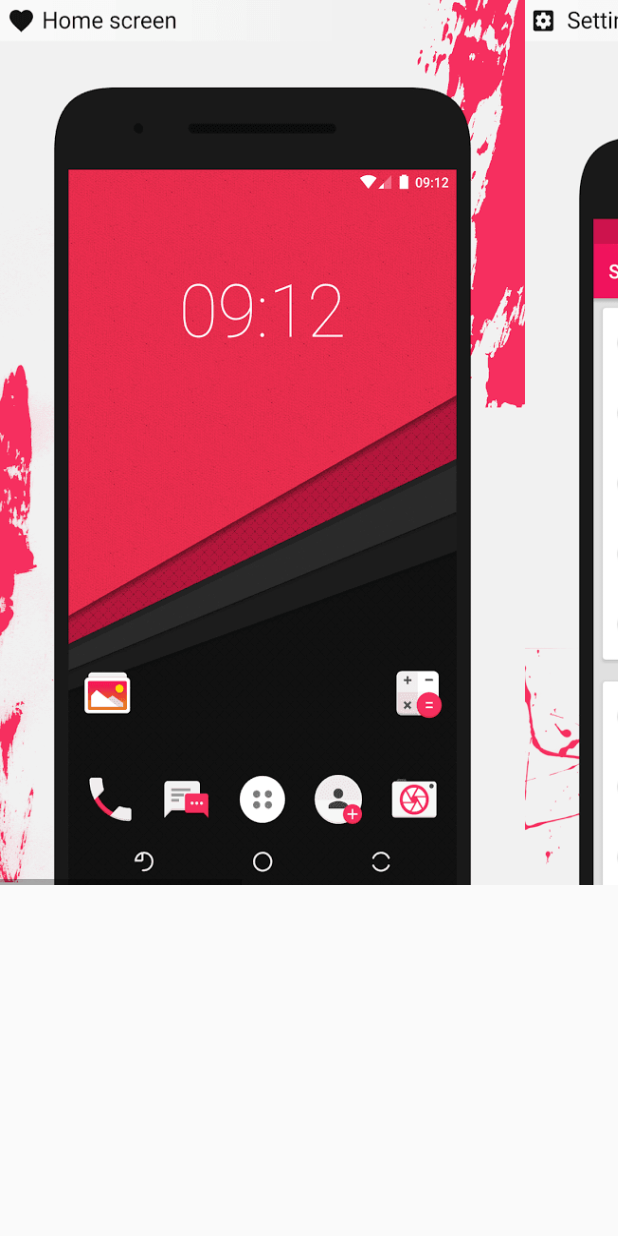
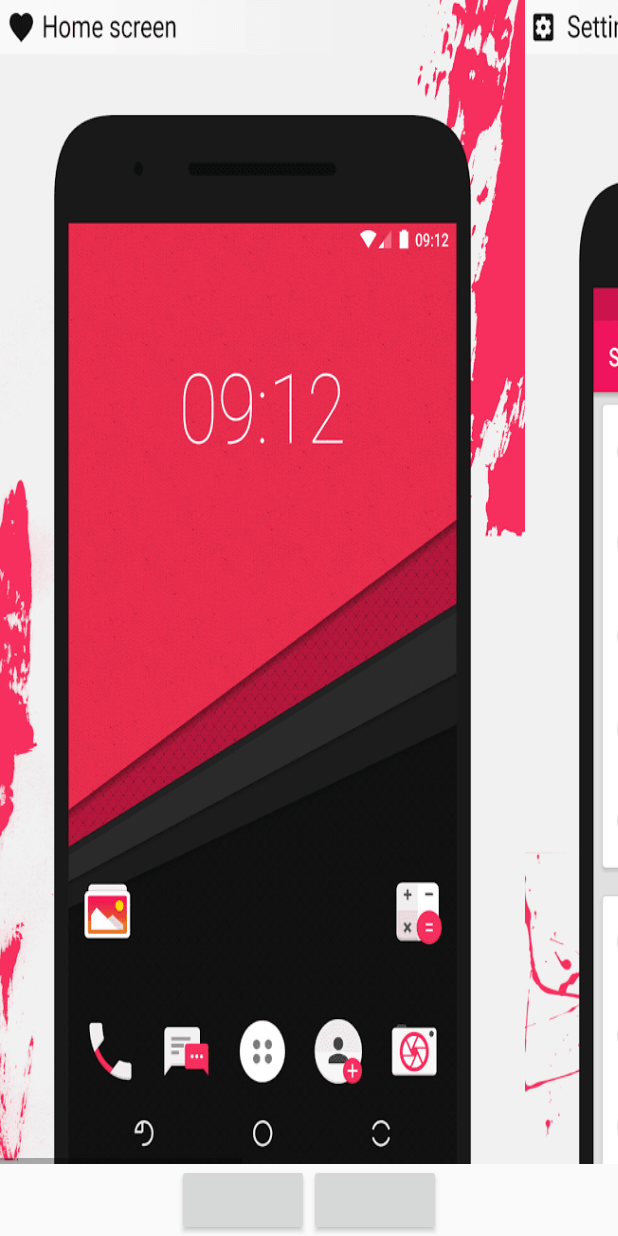
Before and after one commit to DirtyUnicorns/android_packages_apps_DU-Certified, an Android app: the layout screenshot_layout.xml on its own in the app's theme, with its tools: preview values and no code run, on a phone screen of 412 x 824 dp. Run offline under Robolectric (Android 15) with nearby library versions, the phone set to English and light mode, and no system bars.

Commit message:
Rework screenshot layout
Change-Id: I93be985cbc3a226fdc9f62bd96359d7834cac4a4

```diff
--- a/app/src/main/res/layout/screenshots_layout.xml
+++ b/app/src/main/res/layout/screenshot_layout.xml
@@ -1,41 +1,57 @@
 <?xml version="1.0" encoding="utf-8"?>
-<LinearLayout xmlns:android="http://schemas.android.com/apk/res/android"
+<RelativeLayout xmlns:android="http://schemas.android.com/apk/res/android"
     android:layout_width="wrap_content"
     android:layout_height="wrap_content"
     android:orientation="vertical" >
 
     <HorizontalScrollView
         android:layout_width="wrap_content"
-        android:layout_height="wrap_content"
-        android:layout_marginTop="0dp" >
+        android:layout_height="fill_parent"
+        android:layout_marginTop="0dp"
+        android:layout_above="@+id/ll"
+        android:id="@+id/hsv">
 
         <LinearLayout
             android:layout_width="wrap_content"
-            android:layout_height="wrap_content"
+            android:layout_height="fill_parent"
             android:orientation="horizontal" >
 
             <ImageView
                 android:id="@+id/image1"
                 android:layout_width="350sp"
-                android:layout_height="590sp"
+                android:layout_height="fill_parent"
                 android:scaleType="fitXY"
                 android:src="@drawable/liv_screenshot1"/>
 
             <ImageView
                 android:id="@+id/image2"
                 android:layout_width="350sp"
-                android:layout_height="590sp"
+                android:layout_height="fill_parent"
                 android:scaleType="fitXY"
                 android:src="@drawable/liv_screenshot2"/>
 
             <ImageView
                 android:id="@+id/image3"
                 android:layout_width="350sp"
-                android:layout_height="590sp"
+                android:layout_height="fill_parent"
                 android:scaleType="fitXY"
                 android:src="@drawable/liv_screenshot3"/>
+        </LinearLayout>
 
-        </LinearLayout>
     </HorizontalScrollView>
-
-</LinearLayout>
+    <LinearLayout
+        android:layout_width="wrap_content"
+        android:layout_height="wrap_content"
+        android:id="@+id/ll"
+        android:layout_alignParentBottom="true"
+        android:layout_centerHorizontal="true">
+    <Button
+        android:id="@+id/back"
+        android:layout_width="wrap_content"
+        android:layout_height="wrap_content"/>
+    <Button
+        android:id="@+id/action"
+        android:layout_width="wrap_content"
+        android:layout_height="wrap_content"/>
+    </LinearLayout>
+</RelativeLayout>
--- a/app/src/main/res/values/colors.xml
+++ b/app/src/main/res/values/colors.xml
@@ -71,10 +71,6 @@
     <color name="cardview_shadow_start_color">#37000000</color>
     <color name="cardview_shadow_end_color">#03000000</color>
 
-
-
-
-
     <color name="transparent">#00000000</color>
 
 
```
Also changed, not shown: app/src/main/java/com/dirtyunicorns/certified/adapters/ThemesRecyclerAdapter.java (+18 -82 lines), app/src/main/java/com/dirtyunicorns/certified/fragments/ScreenShotFragment.java (added, +103 -0 lines).
